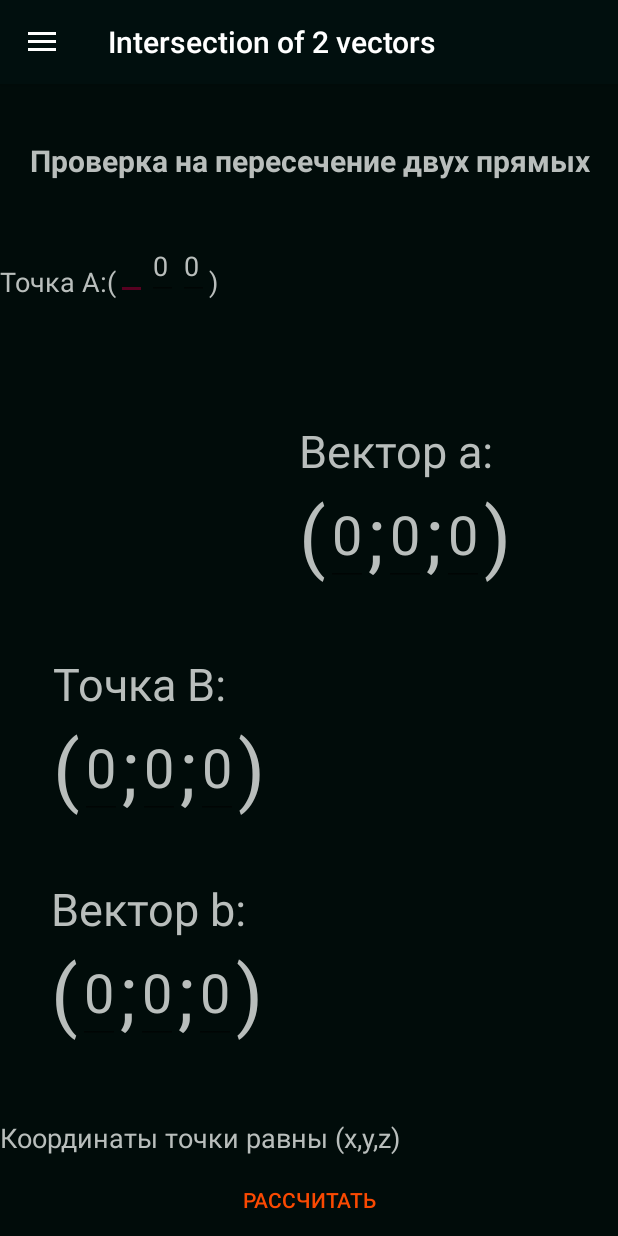
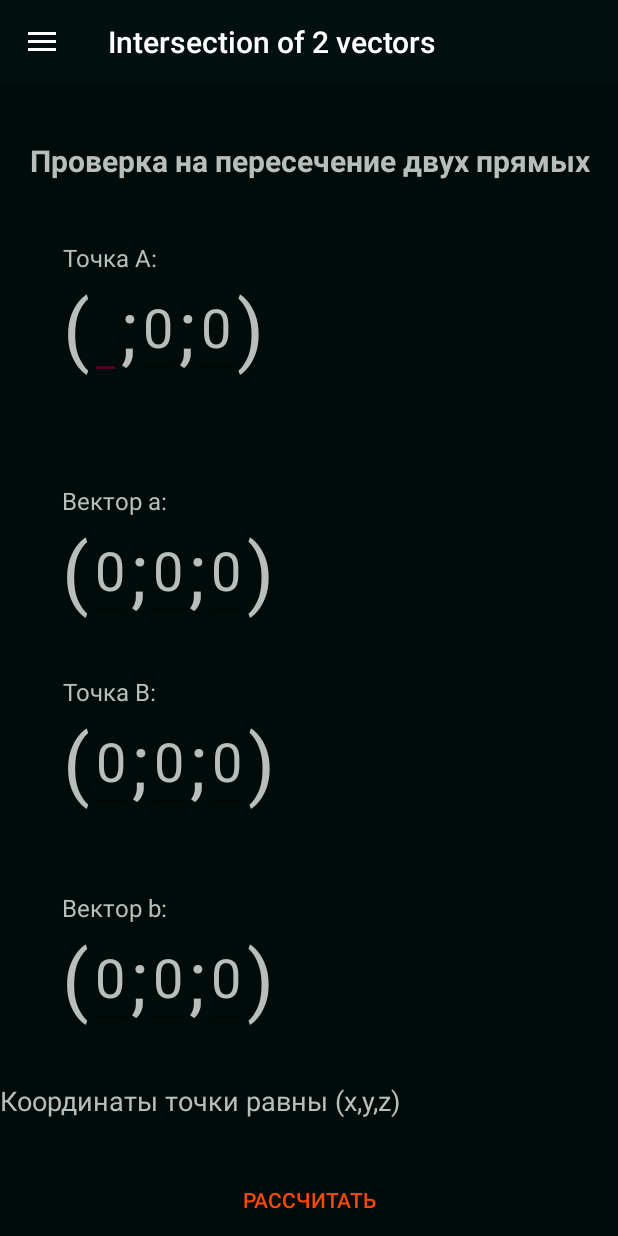
Before and after one commit to AJcorpcalc/AndroidCalc, an Android app: the screen it shows after launch (MainActivity), in the side drawer, after a tap on "Intersection of 2 vectors", on a phone screen of 412 x 824 dp. Run offline under Robolectric (Android 15) with nearby library versions, the phone set to English and light mode, and no system bars; our stand-ins replace navigation-ui.

Commit message:
design of intersection

```diff
--- a/Calculator_v_0.5/app/src/main/res/layout/fragment_intersection.xml
+++ b/Calculator_v_0.5/app/src/main/res/layout/fragment_intersection.xml
@@ -37,51 +37,77 @@
         app:layout_constraintTop_toTopOf="parent"
         app:layout_constraintVertical_bias="0.1"
         tools:text="Координаты точки и направляющего вектора 1 прямой:" />
+
     <TextView
         android:id="@+id/bracket_first_dot_open"
         android:layout_width="wrap_content"
         android:layout_height="wrap_content"
         android:text="("
         android:textColor="@color/colorText"
-        android:textSize="18sp"
-        app:layout_constraintStart_toEndOf="@id/first_dot_title"
-        app:layout_constraintBottom_toBottomOf="@id/first_dot_title"
+        android:textSize="52sp"
+        app:layout_constraintStart_toStartOf="@+id/first_dot_title"
+        app:layout_constraintTop_toBottomOf="@+id/first_dot_title"
         tools:text="(" />
 
     <EditText
         android:id="@+id/input_first_dot_x"
         android:layout_width="wrap_content"
         android:layout_height="wrap_content"
+        android:inputType="numberSigned|numberDecimal"
         android:text="@string/_0"
         android:textColor="@color/colorText"
+        android:textSize="36dp"
         app:layout_constraintBottom_toBottomOf="@+id/bracket_first_dot_open"
         app:layout_constraintStart_toEndOf="@+id/bracket_first_dot_open"
-        tools:text="0"
-        android:inputType="numberSigned|numberDecimal"/>
+        tools:text="0" />
+
+    <TextView
+        android:id="@+id/dot_point_f_xd_yd"
+        android:layout_width="wrap_content"
+        android:layout_height="wrap_content"
+        android:text=";"
+        android:textColor="@color/colorText"
+        android:textSize="52sp"
+        app:layout_constraintBottom_toBottomOf="@+id/input_first_dot_x"
+        app:layout_constraintStart_toEndOf="@+id/input_first_dot_x"
+        tools:text=";" />
 
     <EditText
         android:id="@+id/input_first_dot_y"
-        android:clickable="true"
         android:layout_width="wrap_content"
         android:layout_height="wrap_content"
+        android:clickable="true"
+        android:inputType="numberSigned|numberDecimal"
         android:text="@string/_0"
         android:textColor="@color/colorText"
-        app:layout_constraintBottom_toBottomOf="@+id/input_first_dot_x"
-        app:layout_constraintStart_toEndOf="@+id/input_first_dot_x"
-        tools:text="0"
-        android:inputType="numberSigned|numberDecimal"/>
+        android:textSize="36dp"
+        app:layout_constraintBottom_toBottomOf="@+id/dot_point_f_xd_yd"
+        app:layout_constraintStart_toEndOf="@+id/dot_point_f_xd_yd"
+        tools:text="0" />
+
+    <TextView
+        android:id="@+id/dot_point_f_yd_zd"
+        android:layout_width="wrap_content"
+        android:layout_height="wrap_content"
+        android:text=";"
+        android:textColor="@color/colorText"
+        android:textSize="52sp"
+        app:layout_constraintBottom_toBottomOf="@+id/input_first_dot_y"
+        app:layout_constraintStart_toEndOf="@+id/input_first_dot_y"
+        tools:text=";" />
 
     <EditText
         android:id="@+id/input_first_dot_z"
-        android:clickable="true"
         android:layout_width="wrap_content"
         android:layout_height="wrap_content"
+        android:clickable="true"
+        android:inputType="numberSigned|numberDecimal"
         android:text="@string/_0"
         android:textColor="@color/colorText"
-        app:layout_constraintBottom_toBottomOf="@+id/input_first_dot_y"
-        app:layout_constraintStart_toEndOf="@+id/input_first_dot_y"
-        tools:text="0"
-        android:inputType="numberSigned|numberDecimal"/>
+        android:textSize="36dp"
+        app:layout_constraintBottom_toBottomOf="@+id/dot_point_f_yd_zd"
+        app:layout_constraintStart_toEndOf="@+id/dot_point_f_yd_zd"
+        tools:text="0" />
 
     <TextView
         android:id="@+id/bracket_first_dot_close"
@@ -89,7 +115,7 @@
         android:layout_height="wrap_content"
         android:text=")"
         android:textColor="@color/colorText"
-        android:textSize="18sp"
+        android:textSize="52sp"
         app:layout_constraintBottom_toBottomOf="@+id/input_first_dot_z"
         app:layout_constraintStart_toEndOf="@+id/input_first_dot_z"
         tools:text=")" />
@@ -99,13 +125,12 @@
         android:id="@+id/first_vector_title"
         android:layout_width="wrap_content"
         android:layout_height="wrap_content"
-        android:layout_marginStart="116dp"
-        android:layout_marginLeft="116dp"
         android:text="Вектор a:"
         android:textColor="@color/colorText"
-        android:textSize="30sp"
+        android:textSize="16sp"
         app:layout_constraintBottom_toTopOf="@+id/bracket_first_vector_open"
         app:layout_constraintEnd_toEndOf="parent"
+        app:layout_constraintHorizontal_bias="0.12"
         app:layout_constraintStart_toStartOf="parent" />
 
     <EditText
@@ -153,6 +178,7 @@
         android:textColor="@color/colorText"
         android:textSize="52sp"
         app:layout_constraintBottom_toTopOf="@+id/second_line_title"
+        android:layout_marginBottom="5dp"
         app:layout_constraintStart_toStartOf="@+id/first_vector_title"
         tools:text="(" />
 
@@ -196,13 +222,14 @@
         android:id="@+id/first_dot_title"
         android:layout_width="wrap_content"
         android:layout_height="wrap_content"
-        android:layout_marginTop="20dp"
+        android:layout_marginTop="5dp"
         android:text="Точка A:"
         android:textColor="@color/colorText"
-        android:textSize="18sp"
+        android:textSize="16sp"
+        app:layout_constraintEnd_toEndOf="parent"
+        app:layout_constraintHorizontal_bias="0.12"
         app:layout_constraintStart_toStartOf="parent"
-        app:layout_constraintTop_toBottomOf="@id/first_line_title"
-        />
+        app:layout_constraintTop_toBottomOf="@id/first_line_title" />
 
 
 
@@ -218,17 +245,17 @@
         app:layout_constraintBottom_toBottomOf="parent"
         app:layout_constraintStart_toStartOf="parent"
         app:layout_constraintTop_toTopOf="parent"
-        app:layout_constraintVertical_bias="0.45"
+        app:layout_constraintVertical_bias="0.49"
         tools:text="Координаты точки и направляющего вектора 2 прямой:" />
 
     <TextView
         android:id="@+id/second_dot_title"
         android:layout_width="wrap_content"
         android:layout_height="wrap_content"
-        android:layout_marginTop="20dp"
+        android:layout_marginTop="5dp"
         android:text="Точка B:"
         android:textColor="@color/colorText"
-        android:textSize="30sp"
+        android:textSize="16sp"
         app:layout_constraintEnd_toEndOf="parent"
         app:layout_constraintHorizontal_bias="0.12"
         app:layout_constraintStart_toStartOf="parent"
@@ -321,11 +348,12 @@
         android:id="@+id/bracket_second_vector_open"
         android:layout_width="wrap_content"
         android:layout_height="wrap_content"
-        android:layout_marginBottom="20dp"
+
         android:text="("
         android:textColor="@color/colorText"
         android:textSize="52sp"
         app:layout_constraintBottom_toTopOf="@+id/result_title"
+        android:layout_marginBottom="5dp"
         app:layout_constraintStart_toStartOf="@+id/second_vector_title"
         tools:text="(" />
 
@@ -408,7 +436,7 @@
         android:layout_height="wrap_content"
         android:text="Вектор b:"
         android:textColor="@color/colorText"
-        android:textSize="30sp"
+        android:textSize="16sp"
         app:layout_constraintBottom_toTopOf="@+id/bracket_second_vector_open"
         app:layout_constraintEnd_toEndOf="parent"
         app:layout_constraintHorizontal_bias="0.12"
@@ -431,7 +459,7 @@
         android:id="@+id/Intersection_result_textview"
         android:layout_width="match_parent"
         android:layout_height="wrap_content"
-        android:layout_marginBottom="5dp"
+        android:layout_marginBottom="30dp"
         android:text="Координаты точки равны (x,y,z)"
         android:textColor="@color/colorText"
         android:textSize="18sp"
```
Also changed, not shown: 1 other file.
